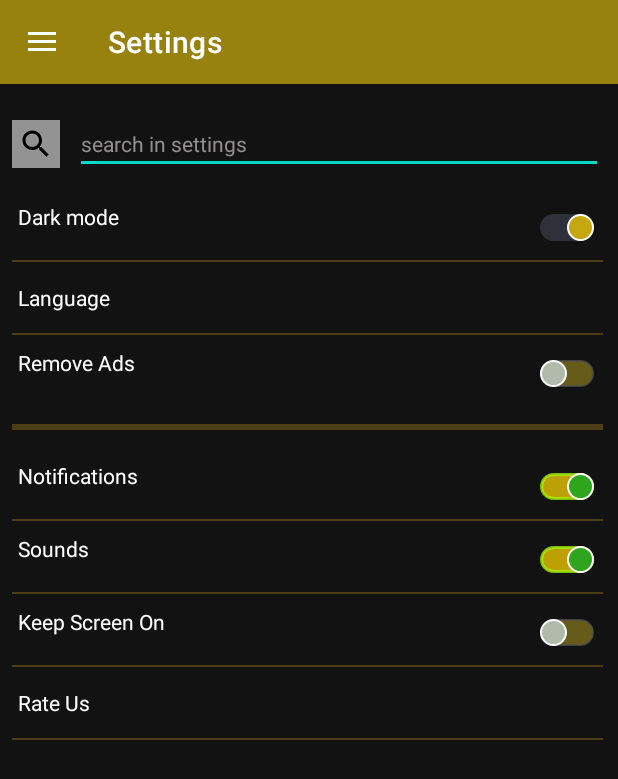
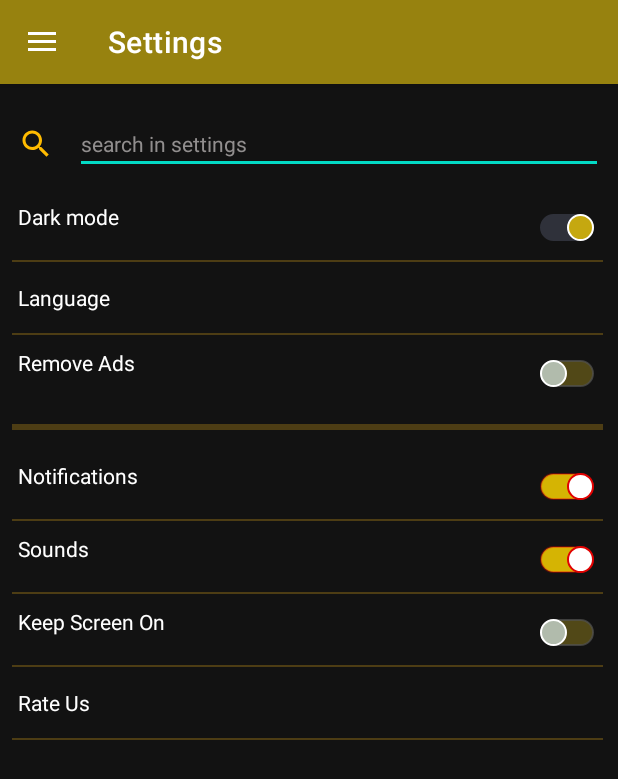
Before and after one commit to Mohamed02Emad/Protected_Notes, an Android app: the screen it shows after launch (MainActivity), in the side drawer, after a tap on "Settings", on a phone screen of 412 x 824 dp. Shown: the top 779 px of the screen. Run offline under Robolectric (Android 15) with nearby library versions, the phone set to English and light mode, and no system bars; our stand-ins replace navigation-ui; Roboto replaces fonts that are not available here.

Commit message:
M-On Click Notes Was added (no Data base)

```diff
--- a/app/src/main/AndroidManifest.xml
+++ b/app/src/main/AndroidManifest.xml
@@ -14,6 +14,9 @@
         android:theme="@style/Theme.ProtectedNotes"
         tools:targetApi="31">
         <activity
+            android:name=".The_Note"
+            android:exported="false" />
+        <activity
             android:name=".MainActivity"
             android:exported="true"
             android:label="@string/app_name"
@@ -24,6 +27,7 @@
                 <category android:name="android.intent.category.LAUNCHER" />
             </intent-filter>
         </activity>
+
         <meta-data
             android:name="preloaded_fonts"
             android:resource="@array/preloaded_fonts" />
--- a/app/src/main/java/com/example/android/protectednotes/MainActivity.java
+++ b/app/src/main/java/com/example/android/protectednotes/MainActivity.java
@@ -23,6 +23,8 @@ public class MainActivity extends AppCompatActivity {
     private AppBarConfiguration mAppBarConfiguration;
     private ActivityMainBinding binding;
     public static  boolean SoundON =true;
+    public static boolean  NotificationsOn=true;
+    public static boolean  Remove=false;
     static Boolean DarkMode,Sounds,Screen,notifications,removeAds;
 
 
@@ -67,9 +69,19 @@ public class MainActivity extends AppCompatActivity {
         } else{
             getWindow().clearFlags(WindowManager.LayoutParams.FLAG_KEEP_SCREEN_ON);
         }
-//TODO: remmove ads and notifications
 
+        if(MainActivity.notifications) {
+            MainActivity.NotificationsOn=true;
+        } else{
+            MainActivity.NotificationsOn=false;
+        }
 
+        //TODO: remmove ads
+        if(MainActivity.  removeAds) {
+            MainActivity.Remove=true;
+        } else{
+            MainActivity.Remove=false;
+        }
     }
 
 
--- /dev/null
+++ b/app/src/main/java/com/example/android/protectednotes/The_Note.java
@@ -0,0 +1,14 @@
+package com.example.android.protectednotes;
+
+import androidx.appcompat.app.AppCompatActivity;
+
+import android.os.Bundle;
+
+public class The_Note extends AppCompatActivity {
+
+    @Override
+    protected void onCreate(Bundle savedInstanceState) {
+        super.onCreate(savedInstanceState);
+        setContentView(R.layout.activity_the_note);
+    }
+}
--- a/app/src/main/java/com/example/android/protectednotes/ui/home/HomeFragment.java
+++ b/app/src/main/java/com/example/android/protectednotes/ui/home/HomeFragment.java
@@ -2,6 +2,7 @@ package com.example.android.protectednotes.ui.home;
 
 import android.app.AlertDialog;
 import android.content.DialogInterface;
+import android.content.Intent;
 import android.os.Bundle;
 import android.text.InputType;
 import android.view.LayoutInflater;
@@ -10,6 +11,7 @@ import android.view.ViewGroup;
 import android.widget.Button;
 import android.widget.EditText;
 import android.widget.TextView;
+import android.widget.Toast;
 
 import androidx.annotation.NonNull;
 import androidx.annotation.Nullable;
@@ -20,27 +22,28 @@ import androidx.recyclerview.widget.StaggeredGridLayoutManager;
 
 import com.example.android.protectednotes.MainActivity;
 import com.example.android.protectednotes.R;
+import com.example.android.protectednotes.The_Note;
 import com.example.android.protectednotes.databinding.FragmentHomeBinding;
 
 import java.util.ArrayList;
 
 import home_RV.home_Rv_Adapter;
 import home_RV.home_Rv_Data;
+import home_RV.home_Rv_interface;
 
-public class HomeFragment extends Fragment {
+public class HomeFragment extends Fragment implements home_Rv_interface {
 
+    ArrayList<home_Rv_Data> home_rv_dataArrayList=new ArrayList<>();
     private FragmentHomeBinding binding;
     private String NoteName;
     private Button button;
-
-    public void setNoteName(String noteName) {
-        NoteName = noteName;
-    }
-
-    public String getNoteName() {
-        return NoteName;
-    }
-
+//TODO: make a snack bar that deletes a note on long Click
+//TODO: make notes dragable
+//TODO: make a paper activity (that doen't fill the screen) hint --> use Edit text in a large Scale
+//TODO: make database to hold 3 strings (title , content , outer content)
+//TODO: design a method to creat the outer content
+//TODO: Link add button to your database and rv
+//TODO: Make a notification for anything
     public View onCreateView(@NonNull LayoutInflater inflater,
                              ViewGroup container, Bundle savedInstanceState) {
         binding = FragmentHomeBinding.inflate(inflater, container, false);
@@ -62,8 +65,10 @@ public class HomeFragment extends Fragment {
         super.onViewCreated(view, savedInstanceState);
 
     //Rv arraylist
-        ArrayList<home_Rv_Data> home_rv_dataArrayList=new ArrayList<>();
+
         home_rv_dataArrayList.add(new home_Rv_Data("Hello my friend","12/4"));
+        home_rv_dataArrayList.add(new home_Rv_Data("Testing Note Nothing important bla bla bla ooooooooo bla","testing title"));
+        home_rv_dataArrayList.add(new home_Rv_Data("Winner Winner Chicken dinner","winners"));
         home_rv_dataArrayList.add(new home_Rv_Data("house of memories","5/4"));
         home_rv_dataArrayList.add(new home_Rv_Data(" Babe we built this house On memories Take my picture now Shake till you see it and when your fantasies become your legacy Promise me a place in your house of memories","20/10"));
         home_rv_dataArrayList.add(new home_Rv_Data("in the end it does't matter ","1/8"));
@@ -72,7 +77,7 @@ public class HomeFragment extends Fragment {
 
     // RV
     home_RV=view.findViewById(R.id.RV);
-    home_Rv_Adapter Adapter=new home_Rv_Adapter(home_rv_dataArrayList);
+    home_Rv_Adapter Adapter=new home_Rv_Adapter(home_rv_dataArrayList,this);
     home_RV.setLayoutManager(new StaggeredGridLayoutManager(2,StaggeredGridLayoutManager.VERTICAL));
     home_RV.setAdapter(Adapter);
 
@@ -100,6 +105,7 @@ public class HomeFragment extends Fragment {
 
                         //TODO: Add Note to the RV that has title of NoteName (title is the variable date)
 
+                        Toast.makeText(getActivity(),  NoteName+" Was added", Toast.LENGTH_SHORT).show();
 
                         dialogInterface.cancel();
                     }
@@ -113,16 +119,39 @@ public class HomeFragment extends Fragment {
                 });
                 dialogName.show();
 
+            }
+        });
 
 
 
 
 
 
-            }
-        });
-
     }
 
 
+
+    public void setNoteName(String noteName) {
+        NoteName = noteName;
+    }
+
+    public String getNoteName() {
+        return NoteName;
+    }
+
+
+
+    @Override
+    public void OnItemClick(int position) {
+        Intent intent=new Intent(getActivity(), The_Note.class);
+        intent.putExtra("Title",home_rv_dataArrayList.get(position).getTitle());
+        intent.putExtra("Content",home_rv_dataArrayList.get(position).getContent());
+
+        startActivity(intent);
+    }
+
+    @Override
+    public void OnItemLongClick(int position) {
+
+    }
 }
--- a/app/src/main/java/home_RV/home_Rv_Adapter.java
+++ b/app/src/main/java/home_RV/home_Rv_Adapter.java
@@ -12,21 +12,23 @@ import java.util.ArrayList;
 
 public class home_Rv_Adapter extends RecyclerView.Adapter<home_Rv_VH> {
     ArrayList<home_Rv_Data> arrayList;
-    public home_Rv_Adapter(ArrayList<home_Rv_Data> arrayList){
+    private final home_Rv_interface home_rv_interface;
+    public home_Rv_Adapter(ArrayList<home_Rv_Data> arrayList,home_Rv_interface home_rv_interface){
         this.arrayList=arrayList;
+        this.home_rv_interface=home_rv_interface;
     }
 
     @NonNull
     @Override
     public home_Rv_VH onCreateViewHolder(@NonNull ViewGroup parent, int viewType) {
-        return new home_Rv_VH(LayoutInflater.from(parent.getContext()).inflate(R.layout.notes_card,parent,false));
+        return new home_Rv_VH(LayoutInflater.from(parent.getContext()).inflate(R.layout.notes_card,parent,false), home_rv_interface);
     }
 
     @Override
     public void onBindViewHolder(@NonNull home_Rv_VH holder, int position) {
     home_Rv_Data d1=arrayList.get(position);
     holder.outer.setText(d1.getOuterContent());
-    holder.Date.setText(d1.getOuterDate());
+    holder.Title.setText(d1.getTitle());
     }
 
     @Override
--- a/app/src/main/java/home_RV/home_Rv_Data.java
+++ b/app/src/main/java/home_RV/home_Rv_Data.java
@@ -3,29 +3,38 @@ package home_RV;
  public class home_Rv_Data {
     //data members
     private String outerContent;
-    private String outerDate;
+    private String title;
+    private String Content;
+
+
 
      //constructor
      public home_Rv_Data(String outerContent,String outerDate){
          this.outerContent=outerContent;
-        this.outerDate=outerDate;
+         this.title=outerDate;
      }
 
-    //setters
+     public void setContent(String Content) {
+         this.Content = Content;
+     }
+
+     public String getOuterContent() {
+         return outerContent;
+     }
+
      public void setOuterContent(String outerContent) {
          this.outerContent = outerContent;
      }
 
-    public void setOuterDate(String outerDate) {
-        this.outerDate = outerDate;
+     public String getTitle() {
+         return title;
      }
 
-     //getters
-     public String getOuterContent() {
-         return outerContent;
+     public void setTitle(String title) {
+         this.title = title;
      }
 
-     public String getOuterDate() {
-         return outerDate;
+     public String getContent() {
+         return Content;
      }
  }
--- a/app/src/main/java/home_RV/home_Rv_VH.java
+++ b/app/src/main/java/home_RV/home_Rv_VH.java
@@ -11,10 +11,37 @@ import com.example.android.protectednotes.R;
 
 public class home_Rv_VH extends RecyclerView.ViewHolder {
     TextView outer;
-    TextView Date;
-    public home_Rv_VH(@NonNull View itemView) {
+    TextView Title;
+    public home_Rv_VH(@NonNull View itemView,home_Rv_interface home_rv_interface) {
         super(itemView);
         outer=itemView.findViewById(R.id.OutNoteContent);
-        Date=itemView.findViewById(R.id.DateRv);
-    }
+        Title=itemView.findViewById(R.id.DateRv);
+        itemView.setOnClickListener(new View.OnClickListener() {
+            @Override
+            public void onClick(View view) {
+              if (home_rv_interface != null){
+                  int pos=getAdapterPosition();
+                  if(pos!=RecyclerView.NO_POSITION){
+                      home_rv_interface.OnItemClick(pos);
+                  }
+              }
+
+            }
+        });
+
+        itemView.setOnLongClickListener(new View.OnLongClickListener() {
+            @Override
+            public boolean onLongClick(View view) {
+                if (home_rv_interface != null){
+                    int pos=getAdapterPosition();
+                    if(pos!=RecyclerView.NO_POSITION){
+                        home_rv_interface.OnItemLongClick(pos);
+                    }
+                }
+                return false;
+            }
+
+    });
 }
+
+}
--- /dev/null
+++ b/app/src/main/java/home_RV/home_Rv_interface.java
@@ -0,0 +1,6 @@
+package home_RV;
+
+public interface home_Rv_interface {
+    void  OnItemClick(int position);
+    void OnItemLongClick(int position);
+}
--- /dev/null
+++ b/app/src/main/res/drawable/ic_baseline_search2_24.xml
@@ -0,0 +1,5 @@
+<vector android:height="24dp" android:tint="#FFBB00"
+    android:viewportHeight="24" android:viewportWidth="24"
+    android:width="24dp" xmlns:android="http://schemas.android.com/apk/res/android">
+    <path android:fillColor="@android:color/white" android:pathData="M15.5,14h-0.79l-0.28,-0.27C15.41,12.59 16,11.11 16,9.5 16,5.91 13.09,3 9.5,3S3,5.91 3,9.5 5.91,16 9.5,16c1.61,0 3.09,-0.59 4.23,-1.57l0.27,0.28v0.79l5,4.99L20.49,19l-4.99,-5zM9.5,14C7.01,14 5,11.99 5,9.5S7.01,5 9.5,5 14,7.01 14,9.5 11.99,14 9.5,14z"/>
+</vector>
--- a/app/src/main/res/drawable/thumbbb.xml
+++ b/app/src/main/res/drawable/thumbbb.xml
@@ -5,9 +5,9 @@
 
         <shape android:shape="oval">
 
-            <solid android:color="#2FA41D"/>
+            <solid android:color="#FFFFFF"/>
             <stroke android:width="1dp"
-                android:color="@color/white"/>
+                android:color="#E10202"/>
             <size android:width="18dp"
                 android:height="18dp"/>
         </shape>
--- a/app/src/main/res/drawable/track2.xml
+++ b/app/src/main/res/drawable/track2.xml
@@ -4,17 +4,17 @@
     <item android:state_checked="true">
         <shape android:shape="rectangle">
 
-            <solid android:color="@color/Golden_Theme"/>
+            <solid android:color="#D2FFD700"/>
             <corners android:radius="10dp"/>
-            <stroke android:width="2dp"
-                android:color="#B8A6FF00"/>
+            <stroke android:width="1dp"
+                android:color="#57EC0000"/>
         </shape>
     </item>
 
     <item android:state_checked="false">
         <shape android:shape="rectangle">
 
-            <solid android:color="#75CBB021"/>
+            <solid android:color="#57CBB021"/>
             <corners android:radius="10dp"/>
             <stroke android:width="1dp"
                 android:color="#B8535251"/>
--- a/app/src/main/res/layout/fragment_home.xml
+++ b/app/src/main/res/layout/fragment_home.xml
@@ -15,7 +15,7 @@
         android:layout_marginEnd="18dp"
         android:layout_marginBottom="18dp"
         android:background="@drawable/floating"
-        android:text="+"
+        android:text="@string/plusButton"
         android:textSize="28sp"
         android:textColor="?attr/textTheme"
         android:elevation="16dp"
@@ -32,7 +32,7 @@
         android:textColor="@color/Golden_assistant"
         android:textSize="18sp"
         app:layout_constraintTop_toTopOf="parent"
-        android:text="Protected Notes" />
+        android:text="@string/protected_notes" />
 
     <View
         android:id="@+id/home_top_view"
--- a/app/src/main/res/layout/fragment_settings.xml
+++ b/app/src/main/res/layout/fragment_settings.xml
@@ -23,12 +23,11 @@
 
     <ImageView
         android:padding="4dp"
-        android:background="#8BFFFFFF"
         android:id="@+id/search_bar_Settings_icon"
         android:layout_width="wrap_content"
         android:layout_height="wrap_content"
         android:layout_marginLeft="8dp"
-        android:src="@drawable/ic_baseline_search_24"
+        android:src="@drawable/ic_baseline_search2_24"
         app:layout_constraintBottom_toBottomOf="@id/editTextSettings"
         app:layout_constraintLeft_toLeftOf="parent"
         app:layout_constraintTop_toTopOf="@id/editTextSettings" />
--- a/app/src/main/res/values/strings.xml
+++ b/app/src/main/res/values/strings.xml
@@ -3,7 +3,7 @@
     <string name="navigation_drawer_open" translatable="false">Open navigation drawer</string>
     <string name="navigation_drawer_close" translatable="false">Close navigation drawer</string>
     <string name="nav_header_title">Read More</string>
-    <string name="nav_header_subtitle">android.studio@android.com</string>
+    <string name="nav_header_subtitle" translatable="false">android.studio@android.com</string>
     <string name="nav_header_desc" translatable="false">Navigation header</string>
     <string name="action_settings">Settings</string>
 
@@ -21,4 +21,6 @@
     <string name="sounds">Sounds</string>
     <string name="keep_screen_on">Keep Screen On</string>
     <string name="rate_us">Rate Us</string>
+    <string name="plusButton" translatable="false">+</string>
+    <string name="protected_notes" translatable="false">Protected Notes</string>
 </resources>
```
Also changed, not shown: app/src/main/java/com/example/android/protectednotes/Settings.java (+14 -5 lines), app/src/main/res/drawable/ic_menu_camera.xml (deleted, +0 -12 lines), app/src/main/res/drawable/ic_menu_gallery.xml (deleted, +0 -9 lines), app/src/main/res/drawable/ic_menu_slideshow.xml (deleted, +0 -9 lines), app/src/main/res/layout/activity_the_note.xml (added, +33 -0 lines). Lines whose indentation alone changed are shown as unchanged.
